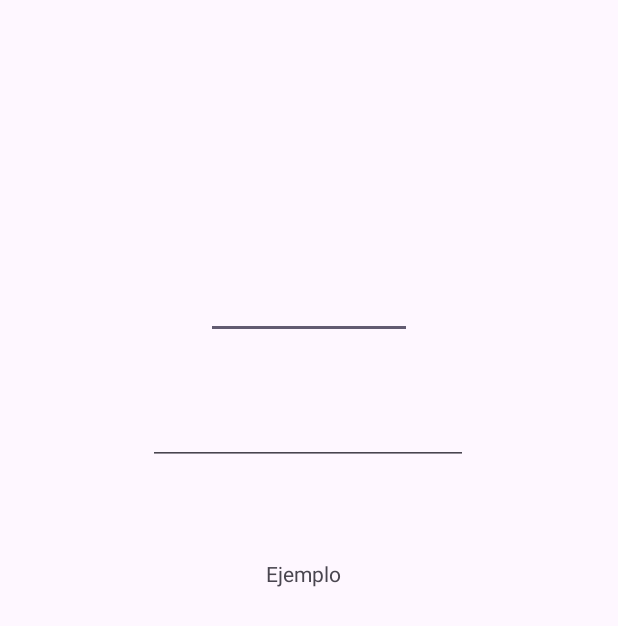
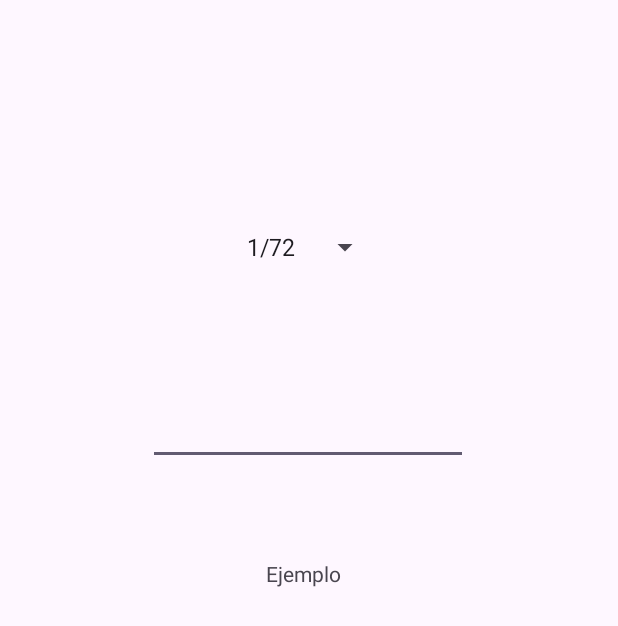
Before and after one commit to Blo2000/EscaladoyPintura, an Android app: the Escalado screen opened directly, with no data from a screen before it, on a phone screen of 412 x 824 dp. Shown: the top 626 px of the screen. Run offline under Robolectric (Android 15) with nearby library versions, the phone set to English and light mode, and no system bars.

Commit message:
Errores de emulacion solucionados

```diff
--- a/app/src/main/java/com/example/escaladoypintura/Escalado.java
+++ b/app/src/main/java/com/example/escaladoypintura/Escalado.java
@@ -1,27 +1,47 @@
 package com.example.escaladoypintura;
 
 import android.os.Bundle;
+import android.view.View;
+import android.widget.AdapterView;
 import android.widget.ArrayAdapter;
 import android.widget.AutoCompleteTextView;
+import android.widget.Spinner;
 
 import androidx.appcompat.app.AppCompatActivity;
 
+import java.util.ArrayList;
+
 public class Escalado extends AppCompatActivity {
     Number num;
+    private Spinner desplegable;
     @Override
     protected void onCreate(Bundle savedInstanceState) {
         super.onCreate(savedInstanceState);
         setContentView(R.layout.escalado);
 
-        // opciones del despelgable
-        String[] opciones = {"1/72", "1/76", "1/48", "1/35", "1/32"};
+        desplegable = (Spinner) findViewById(R.id.desplegable);
+        // opciones del despelgable+
+        ArrayList<String> opciones = new ArrayList<>();
+        opciones.add("1/72");
+        opciones.add("1/76");
+        opciones.add("1/48");
+        opciones.add("1/35");
+        opciones.add("1/32");
 
-        ArrayAdapter<String> adapter = new ArrayAdapter<>(this, android.R.layout.simple_dropdown_item_1line, opciones);
-        AutoCompleteTextView autoCompleteTextView = findViewById(R.id.desplegable);
-        autoCompleteTextView.setAdapter(adapter);
+        ArrayAdapter adp = new ArrayAdapter(this, android.R.layout.simple_spinner_dropdown_item, opciones);
 
+        desplegable.setAdapter(adp);
+        desplegable.setOnItemSelectedListener(new AdapterView.OnItemSelectedListener() {
+            @Override
+            public void onItemSelected(AdapterView<?> parent, View view, int position, long id) {
+                String op  = (String) desplegable.getAdapter().getItem(position);
+            }
 
+            @Override
+            public void onNothingSelected(AdapterView<?> parent) {
 
+            }
+        });
 
 
     }
--- a/app/src/main/res/layout/escalado.xml
+++ b/app/src/main/res/layout/escalado.xml
@@ -5,20 +5,6 @@
     android:layout_width="match_parent"
     android:layout_height="match_parent">
 
-
-    <AutoCompleteTextView
-        android:id="@+id/desplegable"
-        android:layout_width="137dp"
-        android:layout_height="44dp"
-        android:layout_marginStart="137dp"
-        android:layout_marginTop="135dp"
-        android:layout_marginEnd="137dp"
-        android:layout_marginBottom="552dp"
-        app:layout_constraintBottom_toBottomOf="parent"
-        app:layout_constraintEnd_toEndOf="parent"
-        app:layout_constraintStart_toStartOf="parent"
-        app:layout_constraintTop_toTopOf="parent"
-        tools:ignore="MissingConstraints" />
 
     <EditText
         android:id="@+id/medida"
@@ -44,12 +30,25 @@
         android:layout_marginTop="356dp"
         android:layout_marginEnd="129dp"
         android:layout_marginBottom="322dp"
+        android:gravity="center"
         android:text="Ejemplo"
-        android:gravity="center"
         app:layout_constraintBottom_toBottomOf="parent"
         app:layout_constraintEnd_toEndOf="parent"
         app:layout_constraintHorizontal_bias="1.0"
         app:layout_constraintStart_toStartOf="parent"
         app:layout_constraintTop_toTopOf="parent"
         app:layout_constraintVertical_bias="0.0" />
+
+    <Spinner
+        android:id="@+id/desplegable"
+        android:layout_width="wrap_content"
+        android:layout_height="wrap_content"
+        android:layout_marginStart="146dp"
+        android:layout_marginTop="106dp"
+        android:layout_marginEnd="147dp"
+        android:layout_marginBottom="601dp"
+        app:layout_constraintBottom_toBottomOf="parent"
+        app:layout_constraintEnd_toEndOf="parent"
+        app:layout_constraintStart_toStartOf="parent"
+        app:layout_constraintTop_toTopOf="parent" />
 </androidx.constraintlayout.widget.ConstraintLayout>
```
